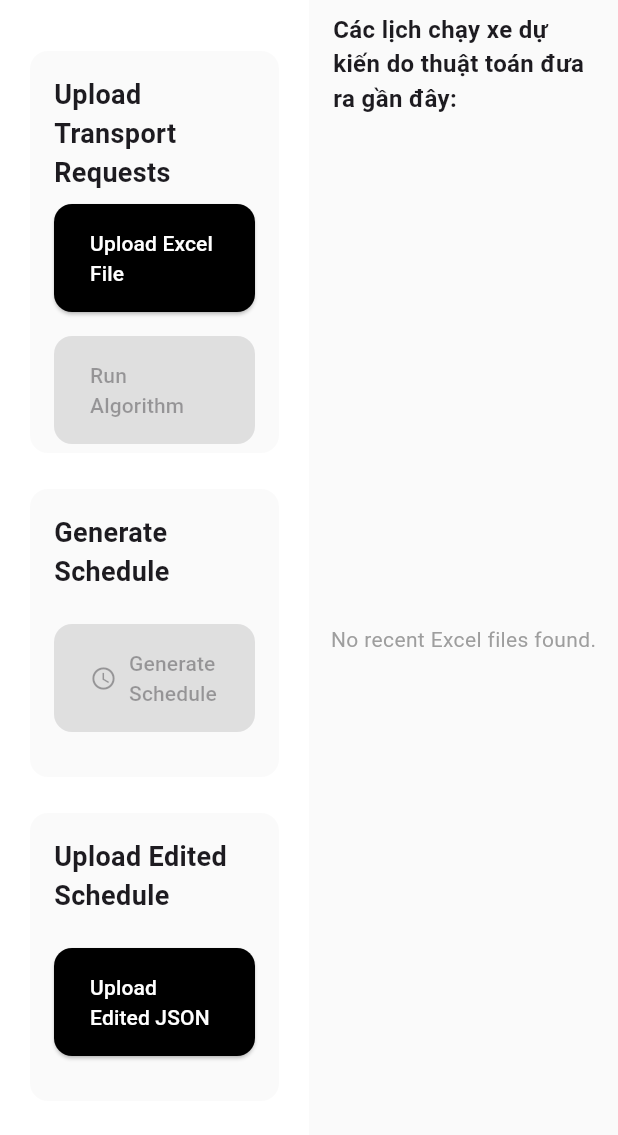
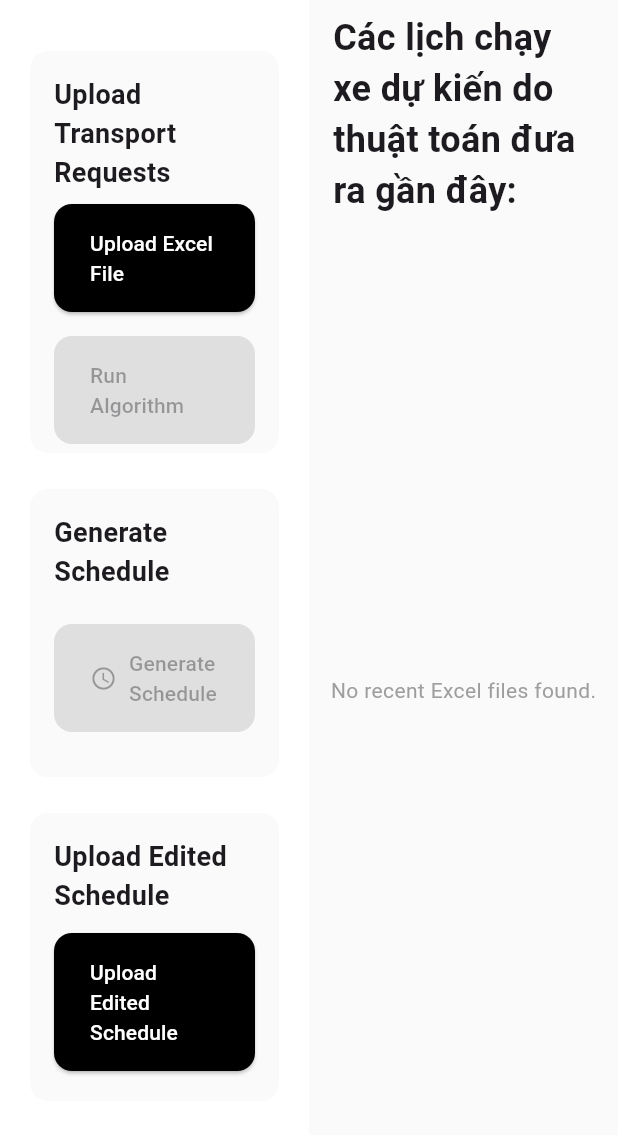
Before and after one commit to sontungkieu/Project-70m, a Flutter app: the SchedulePage screen opened by its route, on a phone screen of 412 x 824 dp, the part 84-1219 px from its top. Run offline on Flutter 3.47's test engine with Material 3 defaults, Android fonts, the phone set to English and light mode, and no system bars; our stand-ins replace cloud_firestore, file_picker, firebase_auth, firebase_core, firebase_storage, flutter_animate and 2 more; missing offline and left inert: dart:html, excel; accounts and stored records are empty; statements that could not run were skipped.

Commit message:
cap nhat ui

```diff
--- a/lib/pages/schedule_page.dart
+++ b/lib/pages/schedule_page.dart
@@ -316,7 +316,7 @@ class _SchedulePageState extends State<SchedulePage>
     final String jobId = DateTime.now().millisecondsSinceEpoch.toString();
     try {
       final response = await http.post(
-        Uri.parse('https://602f-202-191-58-161.ngrok-free.app/optimize'),
+        Uri.parse('https://38a8-123-18-225-103.ngrok-free.app/optimize'),
         headers: {"Content-Type": "application/json"},
         body: jsonEncode({
           "job_id": jobId,
@@ -384,12 +384,12 @@ class _SchedulePageState extends State<SchedulePage>
     );
   }
 
-  // ==================== Nút 4: Upload Edited JSON ====================
-  Future<void> _uploadEditedJson() async {
-    // Chọn file JSON đã chỉnh sửa
+  // ==================== Nút 4: Upload Excel ====================
+Future<void>  _uploadEditedJson() async {
+  // Chọn file Excel (chỉ cho phép .xlsx và .xls)
   final result = await FilePicker.platform.pickFiles(
     type: FileType.custom,
-      allowedExtensions: ['json'],
+    allowedExtensions: ['xlsx', 'xls'],
   );
   if (result == null || result.files.isEmpty) return;
 
@@ -398,26 +398,25 @@ class _SchedulePageState extends State<SchedulePage>
   if (fileBytes == null) return;
 
   try {
-      // Upload file JSON lên Firebase Storage (ví dụ: 'requests_xlsx/outputs/edited_result.json')
-      final firebase_storage.Reference storageRef = firebase_storage
-          .FirebaseStorage.instance
-          .ref('requests_xlsx/outputs/edited_result.json');
+    // Upload file Excel lên Firebase Storage (ví dụ: trong thư mục "final_schedule")
+    final firebase_storage.Reference storageRef = customStorage.ref('final_schedule/$fileName');
+
     await storageRef.putData(
       fileBytes,
       firebase_storage.SettableMetadata(
-          contentType: 'application/json',
+        contentType: 'application/vnd.openxmlformats-officedocument.spreadsheetml.sheet',
       ),
     );
     ScaffoldMessenger.of(context).showSnackBar(
       const SnackBar(
-          content: Text("Edited JSON uploaded successfully"),
+        content: Text("Excel uploaded successfully"),
         backgroundColor: Colors.green,
       ),
     );
   } catch (e) {
     ScaffoldMessenger.of(context).showSnackBar(
       SnackBar(
-          content: Text("Failed to upload edited JSON: $e"),
+        content: Text("Failed to upload Excel: $e"),
         backgroundColor: Colors.red,
       ),
     );
@@ -544,7 +543,7 @@ class _SchedulePageState extends State<SchedulePage>
                                   borderRadius: BorderRadius.circular(12),
                                 ),
                               ),
-                              child: const Text("Upload Edited JSON"),
+                              child: const Text("Upload Edited Schedule"),
                             ),
                           ),
                         ),
@@ -568,9 +567,13 @@ Expanded(
   padding: EdgeInsets.symmetric(horizontal: 16, vertical: 8),
   child: Text(
     "Các lịch chạy xe dự kiến do thuật toán đưa ra gần đây:",
-            style: TextStyle(fontSize: 16, fontWeight: FontWeight.bold),
+    style: TextStyle( // Bạn có thể thay đổi thành Theme.of(context).textTheme.headline6 nếu trong build context
+      fontSize: 24,
+      fontWeight: FontWeight.bold,
     ),
   ),
+),
+
         const Expanded(
           child: ExcelFileList(),
         ),
```
Lines whose indentation alone changed are shown as unchanged.
